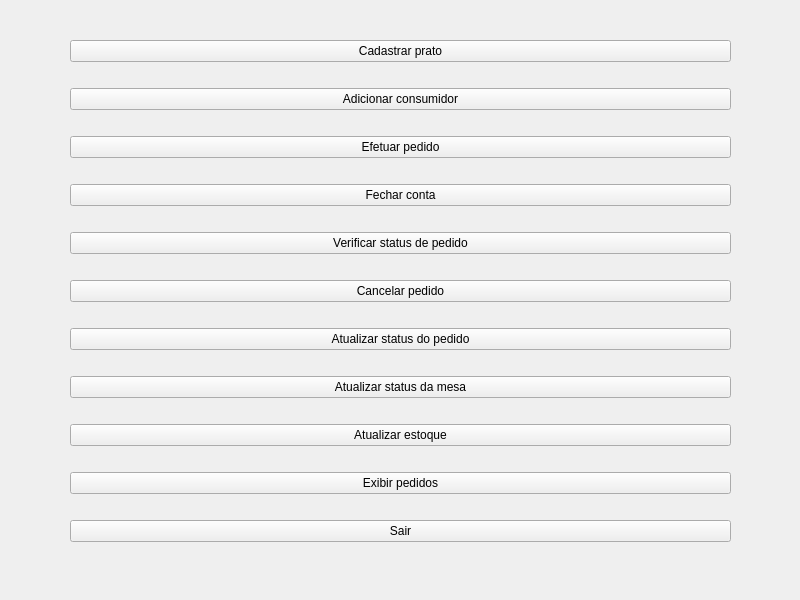
Before: the Qt Designer form qtQuickOrder/QuickOrder/mainmenu.ui in henriqueramalho1/QuickOrder, drawn with Qt 5.
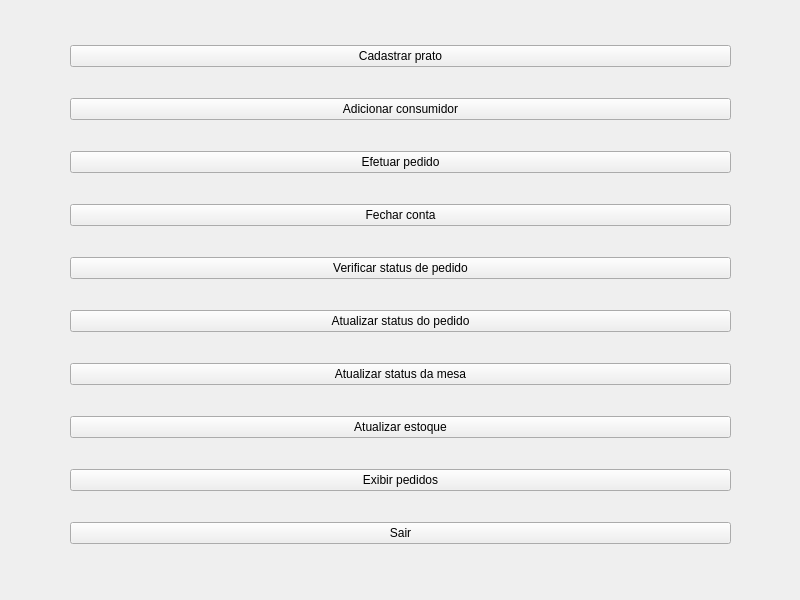
After: the same form once the commit is applied.

Commit message: removed button

```diff
--- a/qtQuickOrder/QuickOrder/mainmenu.ui
+++ b/qtQuickOrder/QuickOrder/mainmenu.ui
@@ -58,13 +58,6 @@
       </property>
      </widget>
     </item>
-    <item>
-     <widget class="QPushButton" name="cancelOrderButton">
-      <property name="text">
-       <string>Cancelar pedido</string>
-      </property>
-     </widget>
-    </item>
     <item>
      <widget class="QPushButton" name="pushButton_7">
       <property name="text">
```
